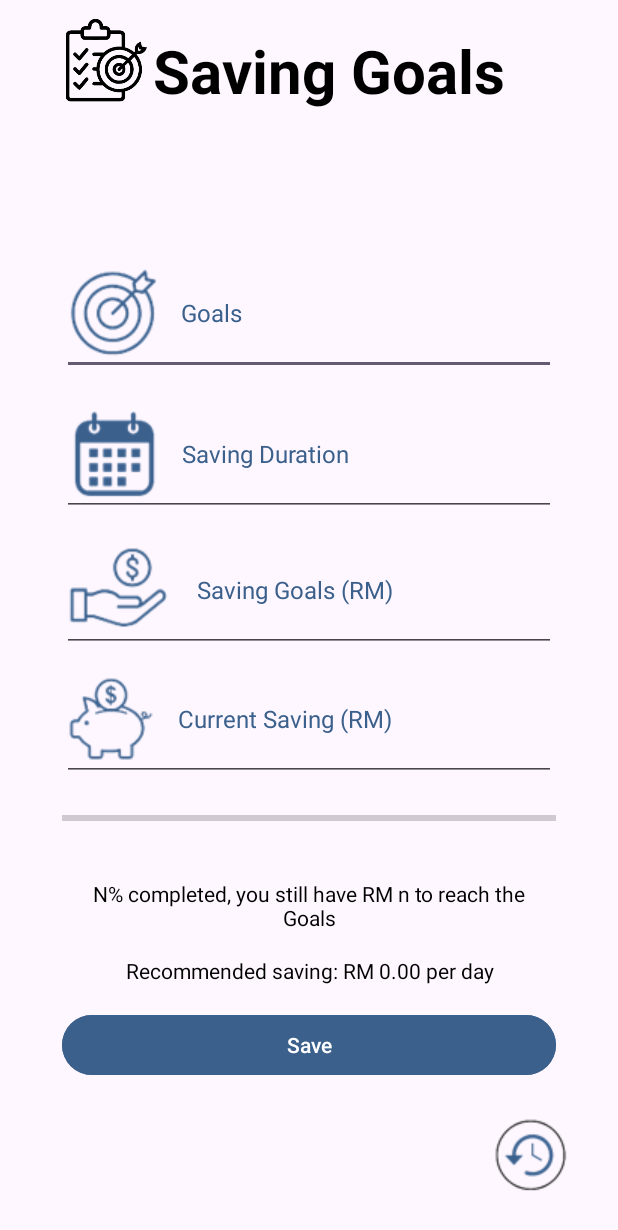
After one commit to Junhui20/MADFinancial, an Android app: the layout activity_saving_goals.xml on its own in the app's theme, with its tools: preview values and no code run, on a phone screen of 412 x 824 dp. The commit adds this screen. Shown: the top 1230 px of the screen. Run offline under Robolectric (Android 15) with nearby library versions, the phone set to English and light mode, and no system bars.

Commit message:
saving goal and goal history added

```diff
--- /dev/null
+++ b/app/src/main/res/drawable/card_background.xml
@@ -0,0 +1,6 @@
+<shape xmlns:android="http://schemas.android.com/apk/res/android">
+    <solid android:color="#FFFFFF" />
+    <corners android:radius="12dp" />
+    <stroke android:width="1dp" android:color="#3B608C" />
+    <padding android:left="8dp" android:top="8dp" android:right="8dp" android:bottom="8dp" />
+</shape>
--- /dev/null
+++ b/app/src/main/res/layout/activity_saving_goals.xml
@@ -0,0 +1,173 @@
+<?xml version="1.0" encoding="utf-8"?>
+<androidx.constraintlayout.widget.ConstraintLayout xmlns:android="http://schemas.android.com/apk/res/android"
+    xmlns:app="http://schemas.android.com/apk/res-auto"
+    xmlns:tools="http://schemas.android.com/tools"
+    android:layout_width="match_parent"
+    android:layout_height="match_parent">
+
+    <ImageView
+        android:id="@+id/imageView15"
+        android:layout_width="0dp"
+        android:layout_height="0dp"
+        android:layout_marginStart="40dp"
+        app:layout_constraintHeight_percent="0.1"
+        app:layout_constraintStart_toStartOf="parent"
+        app:layout_constraintTop_toTopOf="parent"
+        app:layout_constraintWidth_percent="0.15"
+        app:srcCompat="@drawable/goal"
+        tools:layout_editor_absoluteY="0dp" />
+
+    <TextView
+        android:id="@+id/textView"
+        android:layout_width="238dp"
+        android:layout_height="51dp"
+        android:layout_marginTop="20dp"
+        android:text="Saving Goals"
+        android:textColor="#000000"
+        android:textSize="40sp"
+        android:textStyle="bold"
+        app:layout_constraintStart_toEndOf="@id/imageView15"
+        app:layout_constraintTop_toTopOf="@id/imageView15"
+        app:layout_constraintWidth_percent="0.6" />
+
+    <EditText
+        android:id="@+id/editTextGoals"
+        android:layout_width="0dp"
+        android:layout_height="0dp"
+        android:layout_marginTop="96dp"
+        android:drawableStart="@drawable/input_goal"
+        android:drawablePadding="16dp"
+        android:hint="Goals"
+        android:inputType="text"
+        android:textColorHint="#3B608C"
+        android:textSize="16sp"
+        app:layout_constraintEnd_toEndOf="parent"
+        app:layout_constraintHeight_percent="0.1"
+        app:layout_constraintStart_toStartOf="parent"
+        app:layout_constraintTop_toBottomOf="@id/textView"
+        app:layout_constraintWidth_percent="0.8" />
+
+    <EditText
+        android:id="@+id/editTextDuration"
+        android:layout_width="0dp"
+        android:layout_height="0dp"
+        android:layout_marginTop="12dp"
+        android:drawableStart="@drawable/calendar_pic"
+        android:drawablePadding="16dp"
+        android:hint="Saving Duration"
+        android:inputType="none"
+        android:textColorHint="#3B608C"
+        android:textSize="16sp"
+        app:layout_constraintEnd_toEndOf="parent"
+        app:layout_constraintHeight_percent="0.1"
+        app:layout_constraintStart_toStartOf="parent"
+        app:layout_constraintTop_toBottomOf="@id/editTextGoals"
+        app:layout_constraintWidth_percent="0.8" />
+
+    <EditText
+        android:id="@+id/editTextSavingGoals"
+        android:layout_width="0dp"
+        android:layout_height="0dp"
+        android:layout_marginTop="8dp"
+        android:drawableStart="@drawable/savinggoals"
+        android:drawablePadding="16dp"
+        android:hint="Saving Goals (RM)"
+        android:inputType="numberDecimal"
+        android:textColorHint="#3B608C"
+        android:textSize="16sp"
+        app:layout_constraintEnd_toEndOf="parent"
+        app:layout_constraintHeight_percent="0.1"
+        app:layout_constraintStart_toStartOf="parent"
+        app:layout_constraintTop_toBottomOf="@id/editTextDuration"
+        app:layout_constraintWidth_percent="0.8" />
+
+    <EditText
+        android:id="@+id/editTextCurrentSaving"
+        android:layout_width="0dp"
+        android:layout_height="0dp"
+        android:layout_marginTop="4dp"
+        android:drawableStart="@drawable/current"
+        android:drawablePadding="16dp"
+        android:hint="Current Saving (RM)"
+        android:inputType="none"
+        android:focusable="false"
+        android:cursorVisible="false"
+        android:textColorHint="#3B608C"
+        android:textSize="16sp"
+        app:layout_constraintEnd_toEndOf="parent"
+        app:layout_constraintHeight_percent="0.1"
+        app:layout_constraintStart_toStartOf="parent"
+        app:layout_constraintTop_toBottomOf="@id/editTextSavingGoals"
+        app:layout_constraintWidth_percent="0.8" />
+
+    <ProgressBar
+        android:id="@+id/progressBar"
+        style="?android:attr/progressBarStyleHorizontal"
+        android:layout_width="0dp"
+        android:layout_height="0dp"
+        android:layout_marginTop="4dp"
+        android:max="100"
+        android:progress="0"
+        android:progressTint="#3B608C"
+        app:layout_constraintEnd_toEndOf="parent"
+        app:layout_constraintHeight_percent="0.05"
+        app:layout_constraintStart_toStartOf="parent"
+        app:layout_constraintTop_toBottomOf="@id/editTextCurrentSaving"
+        app:layout_constraintWidth_percent="0.8" />
+
+    <TextView
+        android:id="@+id/progressText"
+        android:layout_width="0dp"
+        android:layout_height="wrap_content"
+        android:layout_marginTop="12dp"
+        android:gravity="center"
+        android:padding="8dp"
+        android:text="N% completed, you still have RM n to reach the Goals"
+        android:textColor="#000000"
+        android:textSize="14sp"
+        app:layout_constraintEnd_toEndOf="parent"
+        app:layout_constraintStart_toStartOf="parent"
+        app:layout_constraintTop_toBottomOf="@id/progressBar"
+        app:layout_constraintWidth_percent="0.8" />
+
+    <TextView
+        android:id="@+id/recommendedSavingText"
+        android:layout_width="0dp"
+        android:layout_height="wrap_content"
+        android:layout_marginTop="8dp"
+        android:gravity="center"
+        android:text="Recommended saving: RM 0.00 per day"
+        android:textColor="#000000"
+        android:textSize="14sp"
+        app:layout_constraintEnd_toEndOf="parent"
+        app:layout_constraintStart_toStartOf="parent"
+        app:layout_constraintTop_toBottomOf="@id/progressText"
+        app:layout_constraintWidth_percent="0.8" />
+
+    <Button
+        android:id="@+id/saveButton"
+        android:layout_width="0dp"
+        android:layout_height="wrap_content"
+        android:layout_marginTop="16dp"
+        android:text="Save"
+        android:backgroundTint="#3B608C"
+        app:layout_constraintTop_toBottomOf="@id/recommendedSavingText"
+        app:layout_constraintStart_toStartOf="parent"
+        app:layout_constraintEnd_toEndOf="parent"
+        app:layout_constraintWidth_percent="0.8" />
+
+    <ImageButton
+        android:id="@+id/button"
+        android:layout_width="67dp"
+        android:layout_height="60dp"
+        android:background="@null"
+        android:src="@drawable/history_button"
+        android:layout_marginEnd="24dp"
+        android:layout_marginBottom="24dp"
+        app:layout_constraintEnd_toEndOf="parent"
+        app:layout_constraintBottom_toBottomOf="parent" />
+
+
+
+
+</androidx.constraintlayout.widget.ConstraintLayout>
--- a/app/src/main/res/values/strings.xml
+++ b/app/src/main/res/values/strings.xml
@@ -59,5 +59,11 @@
     <string name="button_close">Close</string>
     <string name="button_edit">Edit</string>
     <string name="closebutton">Close Button for Activity</string>
+    <string-array name="filter_options">
+        <item>Sort by Duration</item>
+        <item>Sort by Saving Target (Ascending)</item>
+        <item>Sort by Saving Target (Descending)</item>
+        <item>Sort Alphabetically</item>
+    </string-array>
 
 </resources>
```
Also changed, not shown: app/src/main/java/com/uccd3223/madfinancial/HistoryActivity.java (added, +142 -0 lines), app/src/main/java/com/uccd3223/madfinancial/SavingGoalsActivity.java (added, +212 -0 lines), app/src/main/res/layout/activity_history.xml (added, +75 -0 lines), app/src/main/res/drawable/calendar_pic.png (added), app/src/main/res/drawable/current.png (added), app/src/main/res/drawable/goal.png (added), app/src/main/res/drawable/history_button.png (added), app/src/main/res/drawable/img.png (added), app/src/main/res/drawable/input_goal.png (added), app/src/main/res/drawable/savinggoals.png (added), app/src/main/res/drawable/stars.png (added).
